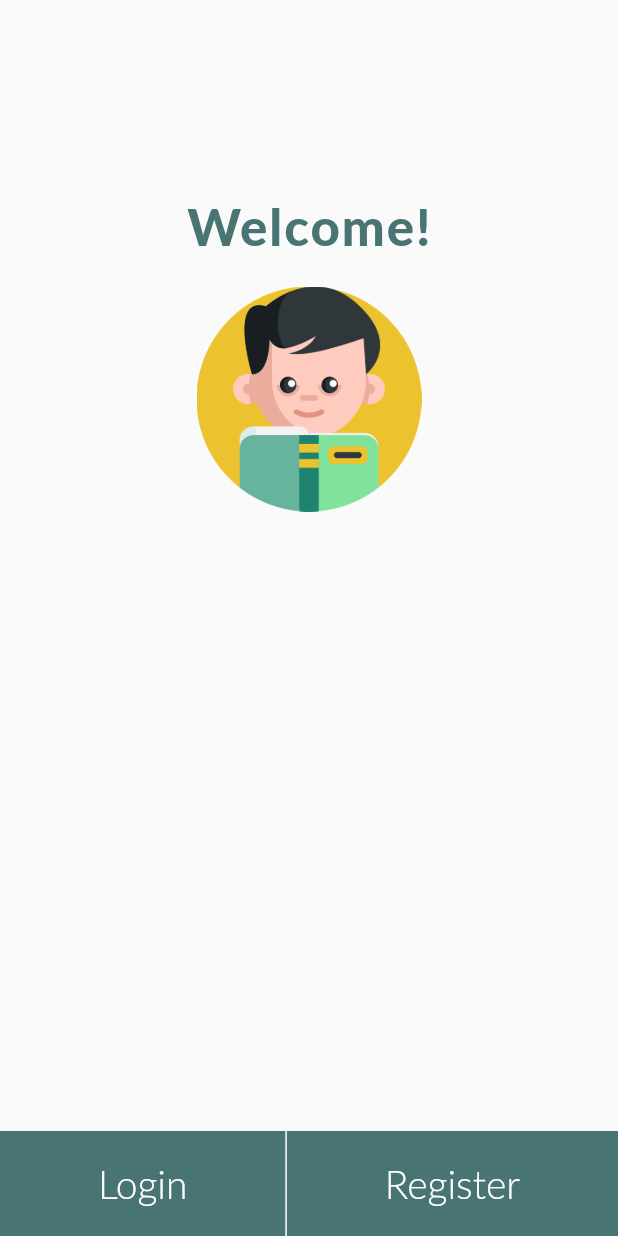
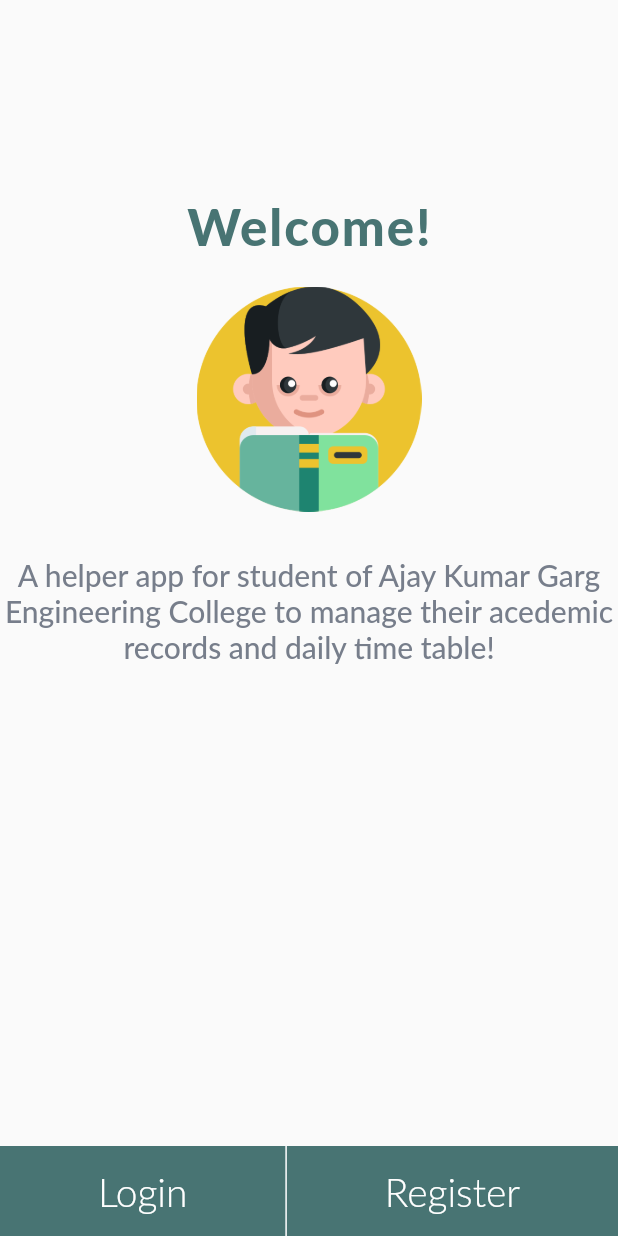
Before and after one commit to NaimishVerma17/spfp, a Flutter app: the screen it shows after launch, on a phone screen of 412 x 824 dp. Run offline on Flutter 3.47's test engine with Material 2 defaults, Android fonts, the phone set to English and light mode, and no system bars; our stand-ins replace fluttertoast; Roboto replaces fonts that are missing (Lato).

Commit message:
some more changes on landing page

```diff
--- a/lib/pages/landing.dart
+++ b/lib/pages/landing.dart
@@ -35,13 +35,21 @@ class LandingPage extends StatelessWidget {
                   SizedBox(
                     height: 30.0,
                   ),
+                  Text(
+                    'A helper app for student of Ajay Kumar Garg Engineering College to manage their acedemic records and daily time table!',
+                    textAlign: TextAlign.center,
+                    style: TextStyle(
+                        fontSize: 20.0,
+                        fontWeight: FontWeight.w500,
+                        color: Styles.subHeadingColor),
+                  ),
                 ],
               ),
             ),
             Container(
               color: Styles.primaryColor,
               width: MediaQuery.of(context).size.width,
-              height: 70.0,
+              height: 60.0,
               child: Row(
                 mainAxisAlignment: MainAxisAlignment.spaceEvenly,
                 children: <Widget>[
```
